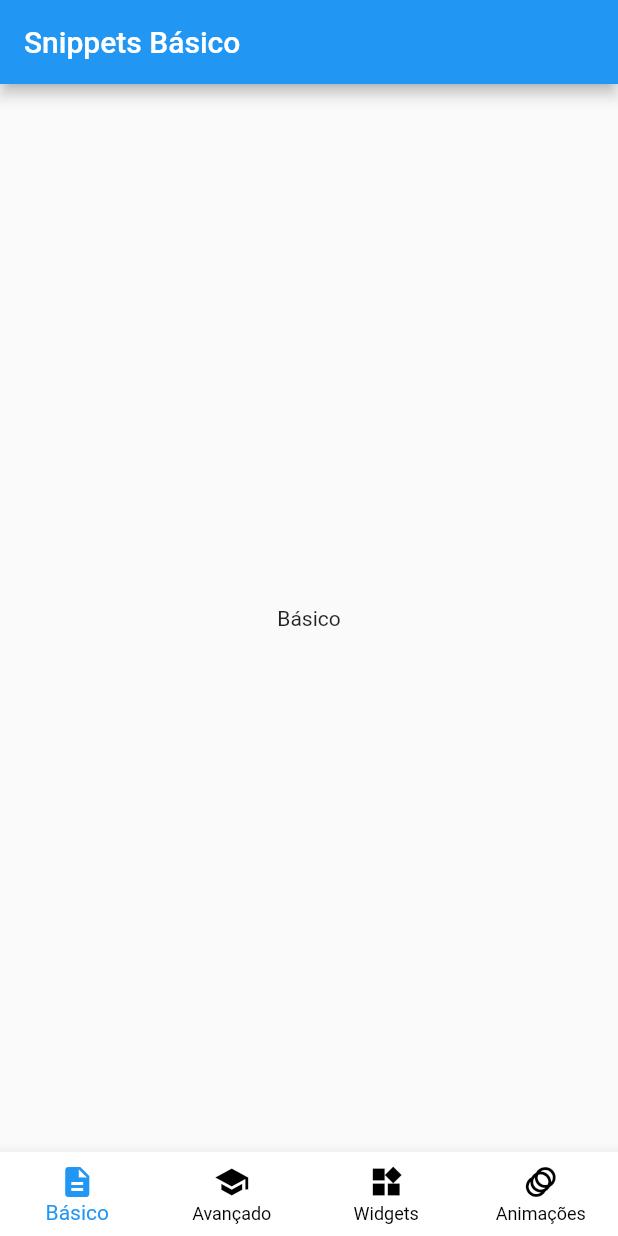
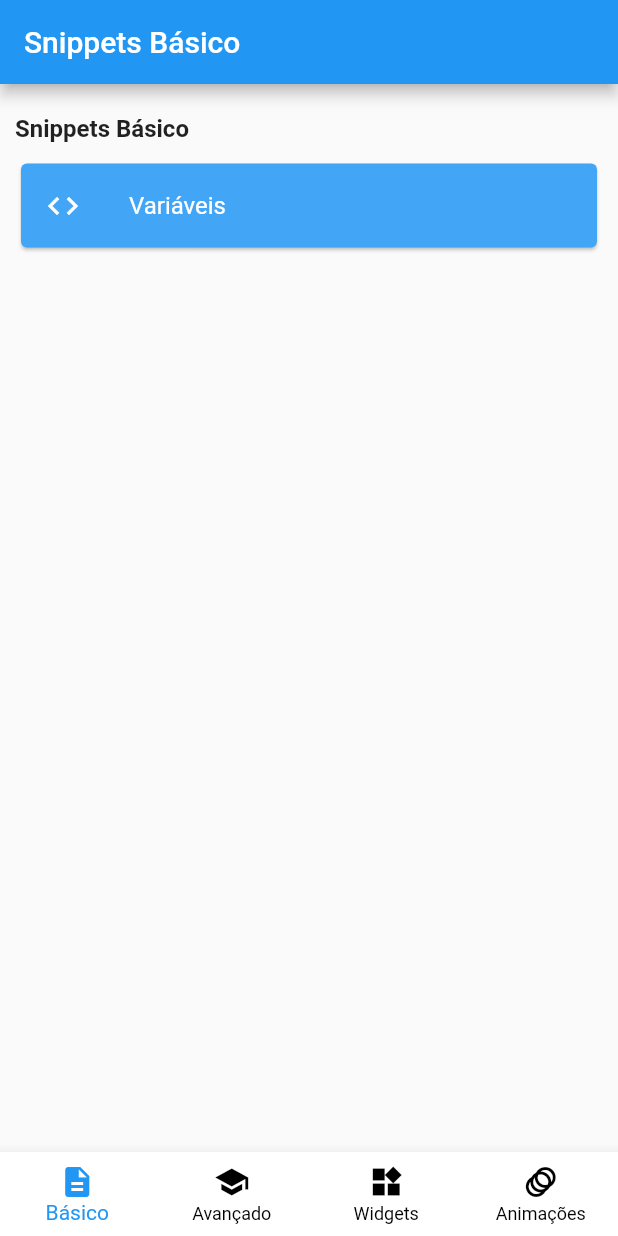
Before and after one commit to charleslana/flutter_snippets, a Flutter app: the screen it shows after launch, on a phone screen of 412 x 824 dp. Run offline on Flutter 3.47's test engine with Material 2 defaults, Android fonts, the phone set to English and light mode, and no system bars.

Commit message:
feat(structure): update

```diff
--- /dev/null
+++ b/lib/src/components/app_card.dart
@@ -0,0 +1,35 @@
+import 'package:flutter/material.dart';
+
+class AppCard extends StatelessWidget {
+  final String text;
+  final IconData icon;
+  final VoidCallback onPressed;
+
+  const AppCard({
+    Key? key,
+    required this.text,
+    required this.icon,
+    required this.onPressed,
+  }) : super(key: key);
+
+  @override
+  Widget build(BuildContext context) {
+    return Card(
+      color: Colors.blue[400],
+      child: InkWell(
+        splashColor: Colors.white.withAlpha(30),
+        onTap: onPressed,
+        child: ListTile(
+          leading: Icon(
+            icon,
+            color: Colors.white,
+          ),
+          title: Text(
+            text,
+            style: TextStyle(color: Colors.white),
+          ),
+        ),
+      ),
+    );
+  }
+}
--- /dev/null
+++ b/lib/src/constants/app_constants.dart
@@ -0,0 +1,7 @@
+class AppConstants {
+  static const TEXT_TITLE_BASIC = 'Snippets Básico';
+  static const TEXT_TITLE_ADVANCED = 'Snippets Avançados';
+  static const TEXT_TITLE_WIDGETS = 'Snippets Widgets';
+  static const TEXT_TITLE_ANIMATIONS = 'Snippets Animações';
+  static const TEXT_CARD_BASIC_VARIABLES = 'Variáveis';
+}
--- a/lib/src/constants/text_title.dart
+++ /dev/null
@@ -1,4 +0,0 @@
-const TEXT_TITLE_BASIC = 'Snippets Básico';
-const TEXT_TITLE_ADVANCED = 'Snippets Avançados';
-const TEXT_TITLE_WIDGETS = 'Snippets Widgets';
-const TEXT_TITLE_ANIMATIONS = 'Snippets Animações';
--- a/lib/src/views/snippet_advanced.dart
+++ b/lib/src/views/snippet_advanced.dart
@@ -1,6 +1,6 @@
 import 'package:flutter/material.dart';
 import 'package:flutter_snippets/src/components/app_bottom_navigation_bar.dart';
-import 'package:flutter_snippets/src/constants/text_title.dart';
+import 'package:flutter_snippets/src/constants/app_constants.dart';
 
 class SnippetAdvanced extends StatelessWidget {
   const SnippetAdvanced({Key? key}) : super(key: key);
@@ -10,7 +10,7 @@ class SnippetAdvanced extends StatelessWidget {
     return SafeArea(
       child: Scaffold(
         appBar: AppBar(
-          title: Text(TEXT_TITLE_ADVANCED),
+          title: Text(AppConstants.TEXT_TITLE_ADVANCED),
         ),
         body: Center(
           child: Text('Avançado'),
--- a/lib/src/views/snippet_animations.dart
+++ b/lib/src/views/snippet_animations.dart
@@ -1,6 +1,6 @@
 import 'package:flutter/material.dart';
 import 'package:flutter_snippets/src/components/app_bottom_navigation_bar.dart';
-import 'package:flutter_snippets/src/constants/text_title.dart';
+import 'package:flutter_snippets/src/constants/app_constants.dart';
 
 class SnippetAnimations extends StatelessWidget {
   const SnippetAnimations({Key? key}) : super(key: key);
@@ -10,7 +10,7 @@ class SnippetAnimations extends StatelessWidget {
     return SafeArea(
       child: Scaffold(
         appBar: AppBar(
-          title: Text(TEXT_TITLE_ANIMATIONS),
+          title: Text(AppConstants.TEXT_TITLE_ANIMATIONS),
         ),
         body: Center(
           child: Text('Animações'),
--- a/lib/src/views/snippet_basic.dart
+++ b/lib/src/views/snippet_basic.dart
@@ -1,6 +1,8 @@
 import 'package:flutter/material.dart';
 import 'package:flutter_snippets/src/components/app_bottom_navigation_bar.dart';
-import 'package:flutter_snippets/src/constants/text_title.dart';
+import 'package:flutter_snippets/src/components/app_card.dart';
+import 'package:flutter_snippets/src/constants/app_constants.dart';
+import 'package:flutter_snippets/src/routes/app_routes.dart';
 
 class SnippetBasic extends StatelessWidget {
   const SnippetBasic({Key? key}) : super(key: key);
@@ -10,10 +12,30 @@ class SnippetBasic extends StatelessWidget {
     return SafeArea(
       child: Scaffold(
         appBar: AppBar(
-          title: Text(TEXT_TITLE_BASIC),
+          title: Text(AppConstants.TEXT_TITLE_BASIC),
         ),
-        body: Center(
-          child: Text('Básico'),
+        body: Padding(
+          padding: EdgeInsets.all(10.0),
+          child: ListView(
+            children: [
+              Padding(
+                padding: EdgeInsets.symmetric(vertical: 10.0),
+                child: Text(
+                  AppConstants.TEXT_TITLE_BASIC,
+                  style: TextStyle(
+                    fontWeight: FontWeight.bold,
+                    fontSize: 16.0,
+                  ),
+                ),
+              ),
+              AppCard(
+                text: AppConstants.TEXT_CARD_BASIC_VARIABLES,
+                icon: Icons.code,
+                onPressed: () =>
+                    Navigator.of(context).pushNamed(AppRoutes.SNIPPET_ADVANCED),
+              )
+            ],
+          ),
         ),
         bottomNavigationBar: AppBottomNavigationBar(
           index: 0,
--- a/lib/src/views/snippet_widgets.dart
+++ b/lib/src/views/snippet_widgets.dart
@@ -1,6 +1,6 @@
 import 'package:flutter/material.dart';
 import 'package:flutter_snippets/src/components/app_bottom_navigation_bar.dart';
-import 'package:flutter_snippets/src/constants/text_title.dart';
+import 'package:flutter_snippets/src/constants/app_constants.dart';
 
 class SnippetWidgets extends StatelessWidget {
   const SnippetWidgets({Key? key}) : super(key: key);
@@ -10,7 +10,7 @@ class SnippetWidgets extends StatelessWidget {
     return SafeArea(
       child: Scaffold(
         appBar: AppBar(
-          title: Text(TEXT_TITLE_WIDGETS),
+          title: Text(AppConstants.TEXT_TITLE_WIDGETS),
         ),
         body: Center(
           child: Text('Widgets'),
```
